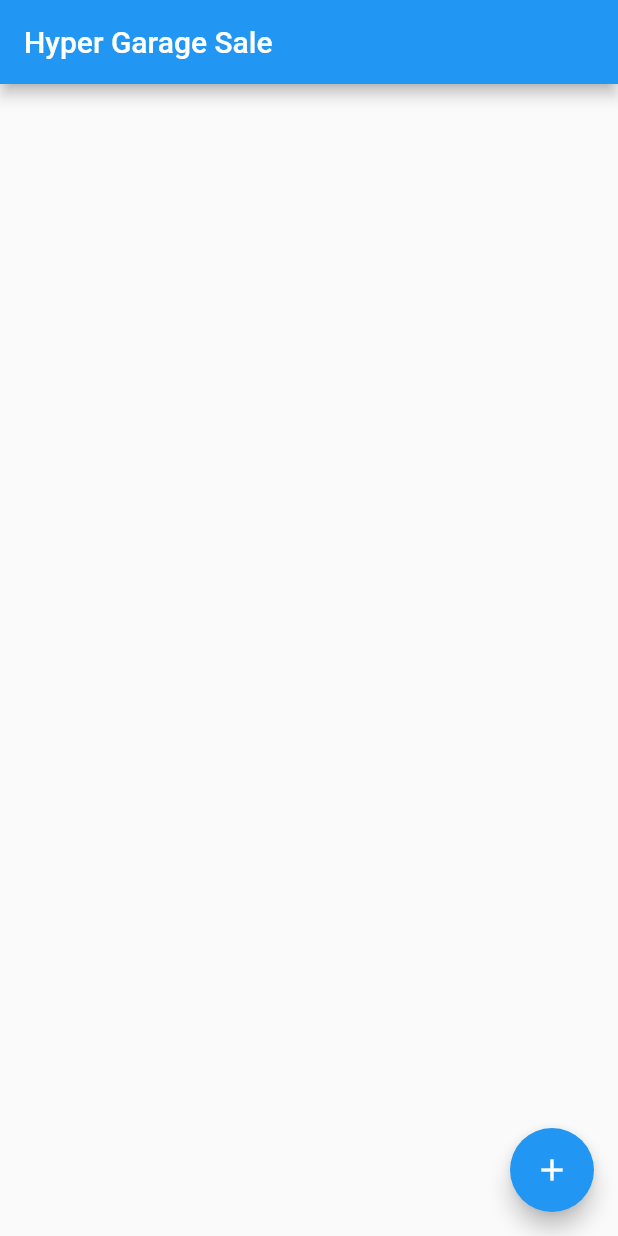
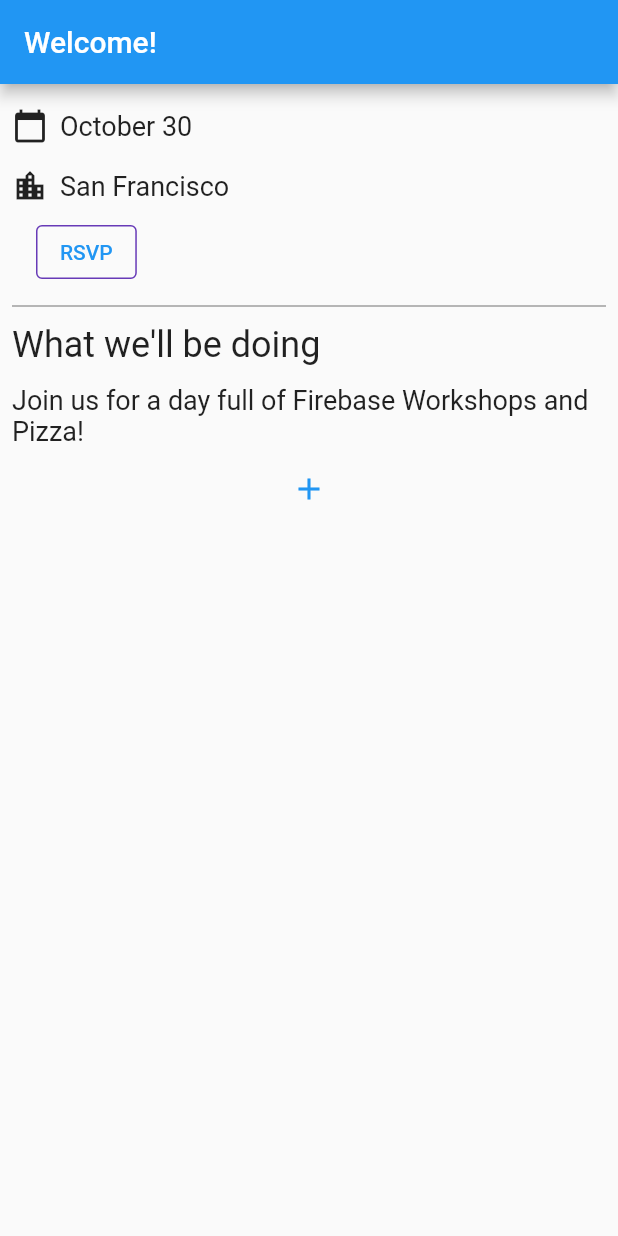
Before and after one commit to yuzequn095/HyperGarageSale, a Flutter app: the screen it shows after launch, on a phone screen of 412 x 824 dp. Run offline on Flutter 3.47's test engine with Material 2 defaults, Android fonts, the phone set to English and light mode, and no system bars; our stand-ins replace firebase_auth, firebase_core, image_picker; accounts and stored records are empty.

Commit message:
The code in commit configures Firebase and provide sign up feature, but need change

```diff
--- a/lib/main.dart
+++ b/lib/main.dart
@@ -1,10 +1,23 @@
+import 'package:firebase_auth/firebase_auth.dart'; // new
+import 'package:firebase_core/firebase_core.dart'; // new
 import 'package:flutter/material.dart';
-import 'package:hyper_garage_sale/activity/BrowsePostsActivity.dart';
 import 'package:hyper_garage_sale/activity/NewPostActivity.dart';
+import 'package:hyper_garage_sale/utility/authentication.dart';
+import 'package:hyper_garage_sale/utility/widgets.dart';
+import 'package:provider/provider.dart'; // new
+
+import 'activity/BrowsePostsActivity.dart';
+import 'utility/firebase_options.dart'; // new
 
 // entrance for the whole project
 void main() {
-  runApp(const MyApp());
+  // Integrate Authentication
+  runApp(
+    ChangeNotifierProvider(
+      create: (context) => ApplicationState(),
+      builder: (context, _) => MyApp(),
+    ),
+  );
 }
 
 class MyApp extends StatelessWidget {
@@ -18,10 +31,151 @@ class MyApp extends StatelessWidget {
         theme: ThemeData(
           primarySwatch: Colors.blue,
         ),
-        home: const ItemDisplayPage(),
+        // home: const ItemDisplayPage(),
+        home: const HomePage(),
         initialRoute: '/',
         routes: {
+          '/viewItemList': (context) => const ItemDisplayPage(),
           '/postNewItem': (context) => const PostNewItemPage(),
         });
   }
 }
+
+class HomePage extends StatelessWidget {
+  const HomePage({Key? key}) : super(key: key);
+
+  @override
+  Widget build(BuildContext context) {
+    return Scaffold(
+      appBar: AppBar(
+        title: const Text('Welcome!'),
+      ),
+      body: ListView(
+        children: <Widget>[
+          // Image.asset('assets/codelab.png'),
+          const SizedBox(height: 8),
+          const IconAndDetail(Icons.calendar_today, 'October 30'),
+          const IconAndDetail(Icons.location_city, 'San Francisco'),
+          Consumer<ApplicationState>(
+            builder: (context, appState, _) => Authentication(
+              email: appState.email,
+              loginState: appState.loginState,
+              startLoginFlow: appState.startLoginFlow,
+              verifyEmail: appState.verifyEmail,
+              signInWithEmailAndPassword: appState.signInWithEmailAndPassword,
+              cancelRegistration: appState.cancelRegistration,
+              registerAccount: appState.registerAccount,
+              signOut: appState.signOut,
+            ),
+          ),
+          const Divider(
+            height: 8,
+            thickness: 1,
+            indent: 8,
+            endIndent: 8,
+            color: Colors.grey,
+          ),
+          const Header("What we'll be doing"),
+          const Paragraph(
+            'Join us for a day full of Firebase Workshops and Pizza!',
+          ),
+          TextButton(
+            onPressed: () {
+              Navigator.pushNamed(context, '/viewItemList');
+            },
+            child: const Icon(Icons.add),
+          ),
+        ],
+      ),
+    );
+  }
+}
+
+class ApplicationState extends ChangeNotifier {
+  ApplicationState() {
+    init();
+  }
+
+  Future<void> init() async {
+    await Firebase.initializeApp(
+      options: DefaultFirebaseOptions.currentPlatform,
+    );
+
+    FirebaseAuth.instance.userChanges().listen((user) {
+      if (user != null) {
+        _loginState = ApplicationLoginState.loggedIn;
+      } else {
+        _loginState = ApplicationLoginState.loggedOut;
+      }
+      notifyListeners();
+    });
+  }
+
+  ApplicationLoginState _loginState = ApplicationLoginState.loggedOut;
+  ApplicationLoginState get loginState => _loginState;
+
+  String? _email;
+  String? get email => _email;
+
+  void startLoginFlow() {
+    _loginState = ApplicationLoginState.emailAddress;
+    notifyListeners();
+  }
+
+  Future<void> verifyEmail(
+    String email,
+    void Function(FirebaseAuthException e) errorCallback,
+  ) async {
+    try {
+      var methods =
+          await FirebaseAuth.instance.fetchSignInMethodsForEmail(email);
+      if (methods.contains('password')) {
+        _loginState = ApplicationLoginState.password;
+      } else {
+        _loginState = ApplicationLoginState.register;
+      }
+      _email = email;
+      notifyListeners();
+    } on FirebaseAuthException catch (e) {
+      errorCallback(e);
+    }
+  }
+
+  Future<void> signInWithEmailAndPassword(
+    String email,
+    String password,
+    void Function(FirebaseAuthException e) errorCallback,
+  ) async {
+    try {
+      await FirebaseAuth.instance.signInWithEmailAndPassword(
+        email: email,
+        password: password,
+      );
+    } on FirebaseAuthException catch (e) {
+      errorCallback(e);
+    }
+  }
+
+  void cancelRegistration() {
+    _loginState = ApplicationLoginState.emailAddress;
+    notifyListeners();
+  }
+
+  Future<void> registerAccount(
+      String email,
+      String displayName,
+      String password,
+      void Function(FirebaseAuthException e) errorCallback) async {
+    try {
+      var credential = await FirebaseAuth.instance
+          .createUserWithEmailAndPassword(email: email, password: password);
+      await credential.user!.updateDisplayName(displayName);
+    } on FirebaseAuthException catch (e) {
+      errorCallback(e);
+    }
+  }
+
+  void signOut() {
+    FirebaseAuth.instance.signOut();
+  }
+}
--- /dev/null
+++ b/lib/utility/widgets.dart
@@ -0,0 +1,63 @@
+import 'package:flutter/material.dart';
+
+class Header extends StatelessWidget {
+  const Header(this.heading);
+  final String heading;
+
+  @override
+  Widget build(BuildContext context) => Padding(
+        padding: const EdgeInsets.all(8.0),
+        child: Text(
+          heading,
+          style: const TextStyle(fontSize: 24),
+        ),
+      );
+}
+
+class Paragraph extends StatelessWidget {
+  const Paragraph(this.content);
+  final String content;
+  @override
+  Widget build(BuildContext context) => Padding(
+        padding: const EdgeInsets.symmetric(horizontal: 8, vertical: 4),
+        child: Text(
+          content,
+          style: const TextStyle(fontSize: 18),
+        ),
+      );
+}
+
+class IconAndDetail extends StatelessWidget {
+  const IconAndDetail(this.icon, this.detail);
+  final IconData icon;
+  final String detail;
+
+  @override
+  Widget build(BuildContext context) => Padding(
+        padding: const EdgeInsets.all(8.0),
+        child: Row(
+          children: [
+            Icon(icon),
+            const SizedBox(width: 8),
+            Text(
+              detail,
+              style: const TextStyle(fontSize: 18),
+            )
+          ],
+        ),
+      );
+}
+
+class StyledButton extends StatelessWidget {
+  const StyledButton({required this.child, required this.onPressed});
+  final Widget child;
+  final void Function() onPressed;
+
+  @override
+  Widget build(BuildContext context) => OutlinedButton(
+        style: OutlinedButton.styleFrom(
+            side: const BorderSide(color: Colors.deepPurple)),
+        onPressed: onPressed,
+        child: child,
+      );
+}
--- a/pubspec.yaml
+++ b/pubspec.yaml
@@ -36,6 +36,10 @@ dependencies:
   # The following adds the Cupertino Icons font to your application.
   # Use with the CupertinoIcons class for iOS style icons.
   cupertino_icons: ^1.0.2
+  firebase_core: ^1.15.0
+  firebase_auth: ^3.3.15
+  cloud_firestore: ^3.1.13
+  provider: ^6.0.2
 
 dev_dependencies:
   flutter_test:
```
Also changed, not shown: lib/utility/authentication.dart (added, +429 -0 lines), lib/utility/firebase_options.dart (added), pubspec.lock, 2 other files.
